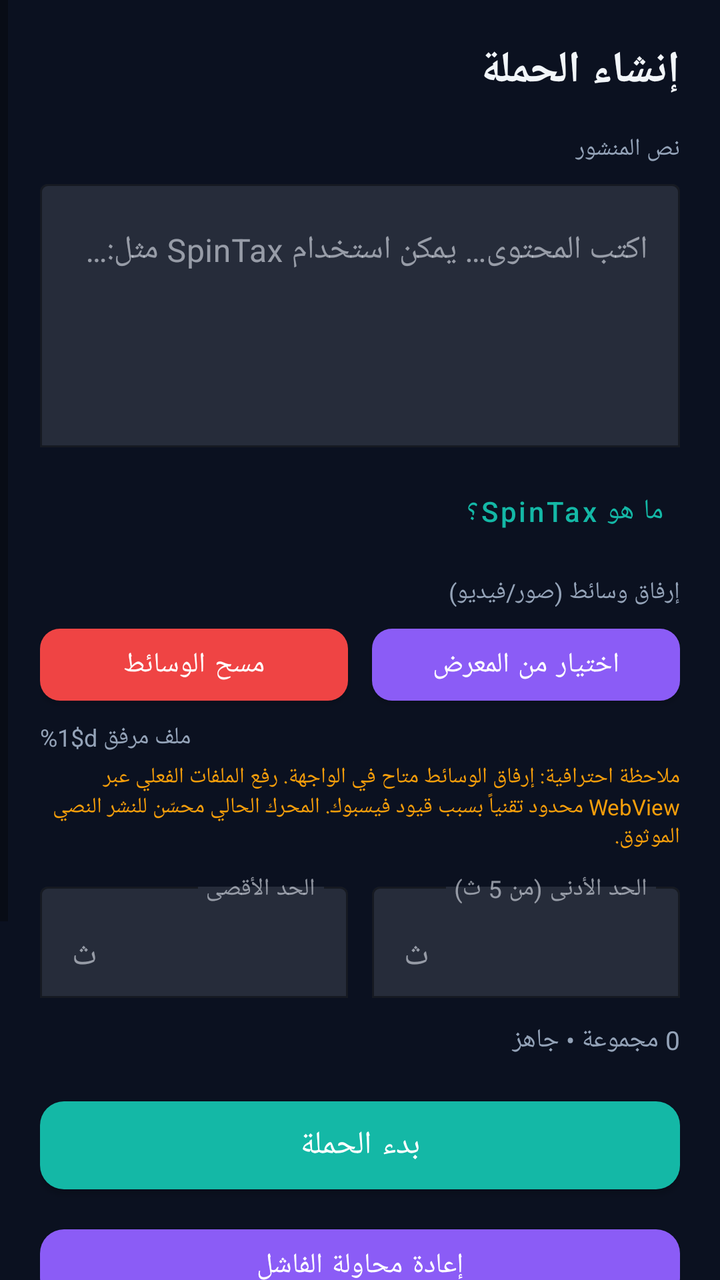
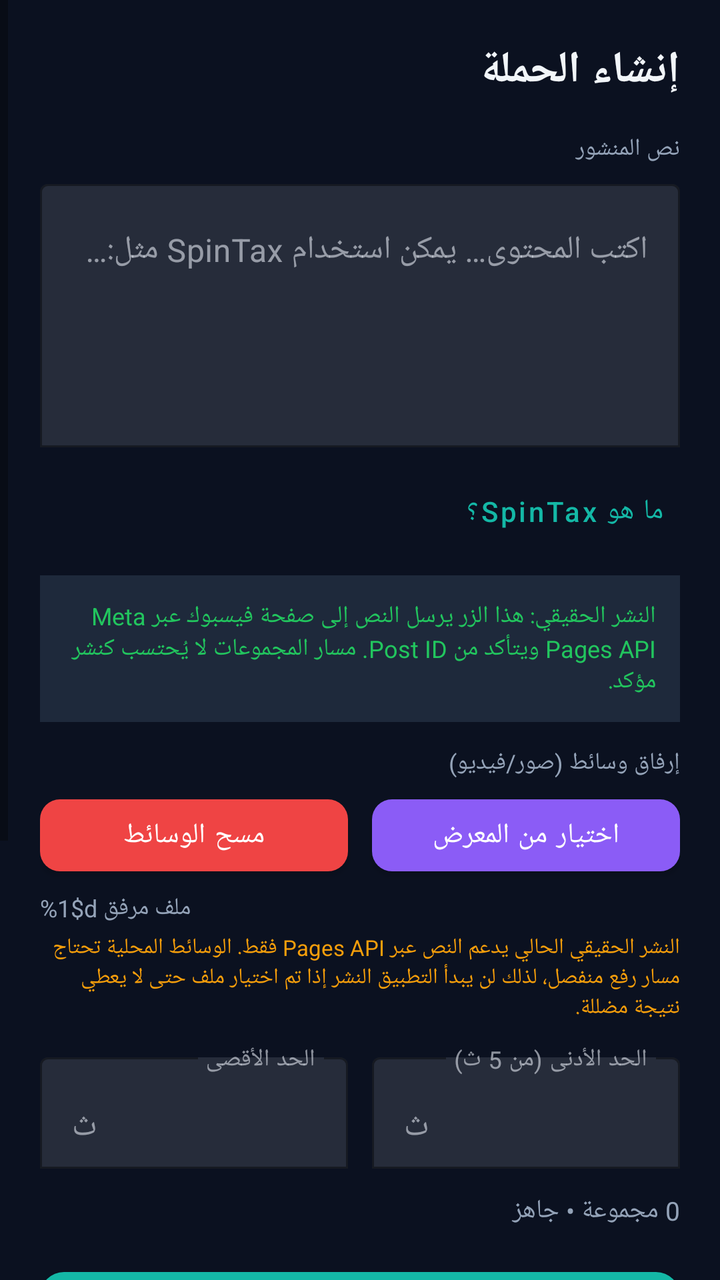

Compare the two renders of this Android layout. The source of the first and the diff that turns it into the second are given below.
<!-- AndroidManifest.xml: application theme Theme.FBPublisherX -->
<!-- res/layout/fragment_campaign.xml -->
<?xml version="1.0" encoding="utf-8"?>
<ScrollView xmlns:android="http://schemas.android.com/apk/res/android"
    xmlns:app="http://schemas.android.com/apk/res-auto"
    android:layout_width="match_parent"
    android:layout_height="match_parent"
    android:background="@color/background"
    android:fillViewport="true"
    android:layoutDirection="rtl">

    <LinearLayout
        android:layout_width="match_parent"
        android:layout_height="wrap_content"
        android:orientation="vertical"
        android:padding="20dp">

        <TextView
            android:layout_width="match_parent"
            android:layout_height="wrap_content"
            android:text="@string/campaign_title"
            android:textColor="@color/on_background"
            android:textSize="22sp"
            android:textStyle="bold"
            android:layout_marginBottom="16dp" />

        <TextView
            android:layout_width="match_parent"
            android:layout_height="wrap_content"
            android:text="@string/post_text_label"
            android:textColor="@color/text_secondary"
            android:textSize="12sp" />
        <com.google.android.material.textfield.TextInputLayout
            android:layout_width="match_parent"
            android:layout_height="wrap_content"
            android:layout_marginTop="4dp"
            android:layout_marginBottom="8dp"
            app:boxBackgroundMode="outline"
            app:boxStrokeColor="@color/primary">
            <com.google.android.material.textfield.TextInputEditText
                android:id="@+id/inputPostText"
                android:layout_width="match_parent"
                android:layout_height="wrap_content"
                android:hint="@string/hint_post_text"
                android:textColor="@color/on_surface"
                android:inputType="textMultiLine"
                android:minLines="5"
                android:gravity="start|top" />
        </com.google.android.material.textfield.TextInputLayout>

        <com.google.android.material.button.MaterialButton
            android:id="@+id/btnSpintaxInfo"
            style="@style/Widget.MaterialComponents.Button.TextButton"
            android:layout_width="wrap_content"
            android:layout_height="wrap_content"
            android:text="@string/btn_spintax_info"
            android:textAllCaps="false"
            android:layout_marginBottom="8dp" />

        <TextView
            android:id="@+id/spintaxHelp"
            android:layout_width="match_parent"
            android:layout_height="wrap_content"
            android:text="@string/spintax_help"
            android:textColor="@color/text_secondary"
            android:textSize="12sp"
            android:visibility="gone"
            android:background="@color/surface"
            android:padding="10dp"
            android:layout_marginBottom="12dp" />

        <TextView
            android:layout_width="match_parent"
            android:layout_height="wrap_content"
            android:text="@string/media_label"
            android:textColor="@color/text_secondary"
            android:textSize="12sp" />

        <LinearLayout
            android:layout_width="match_parent"
            android:layout_height="wrap_content"
            android:orientation="horizontal"
            android:layout_marginTop="4dp"
            android:layout_marginBottom="4dp">
            <com.google.android.material.button.MaterialButton
                android:id="@+id/btnPickMedia"
                android:layout_width="0dp"
                android:layout_height="48dp"
                android:layout_weight="1"
                android:text="@string/btn_pick_media"
                android:textAllCaps="false"
                android:layout_marginEnd="6dp"
                app:cornerRadius="10dp"
                app:backgroundTint="@color/secondary" />
            <com.google.android.material.button.MaterialButton
                android:id="@+id/btnClearMedia"
                android:layout_width="0dp"
                android:layout_height="48dp"
                android:layout_weight="1"
                android:text="@string/btn_clear_media"
                android:textAllCaps="false"
                android:layout_marginStart="6dp"
                app:cornerRadius="10dp"
                app:backgroundTint="@color/error" />
        </LinearLayout>

        <TextView
            android:id="@+id/mediaCountText"
            android:layout_width="match_parent"
            android:layout_height="wrap_content"
            android:text="@string/media_count"
            android:textColor="@color/text_secondary"
            android:textSize="12sp"
            android:layout_marginBottom="4dp" />

        <TextView
            android:layout_width="match_parent"
            android:layout_height="wrap_content"
            android:text="@string/media_note"
            android:textColor="@color/warning"
            android:textSize="11sp"
            android:layout_marginBottom="12dp" />

        <LinearLayout
            android:layout_width="match_parent"
            android:layout_height="wrap_content"
            android:orientation="horizontal"
            android:layout_marginBottom="12dp">
            <com.google.android.material.textfield.TextInputLayout
                android:layout_width="0dp"
                android:layout_height="wrap_content"
                android:layout_weight="1"
                android:layout_marginEnd="6dp"
                app:boxBackgroundMode="outline"
                app:boxStrokeColor="@color/primary"
                app:suffixText="ث">
                <com.google.android.material.textfield.TextInputEditText
                    android:id="@+id/inputMinDelay"
                    android:layout_width="match_parent"
                    android:layout_height="wrap_content"
                    android:hint="@string/hint_min_delay"
                    android:text="5"
                    android:textColor="@color/on_surface"
                    android:inputType="number"
                    android:gravity="start" />
            </com.google.android.material.textfield.TextInputLayout>
            <com.google.android.material.textfield.TextInputLayout
                android:layout_width="0dp"
                android:layout_height="wrap_content"
                android:layout_weight="1"
                android:layout_marginStart="6dp"
                app:boxBackgroundMode="outline"
                app:boxStrokeColor="@color/primary"
                app:suffixText="ث">
                <com.google.android.material.textfield.TextInputEditText
                    android:id="@+id/inputMaxDelay"
                    android:layout_width="match_parent"
                    android:layout_height="wrap_content"
                    android:hint="@string/hint_max_delay"
                    android:text="10"
                    android:textColor="@color/on_surface"
                    android:inputType="number"
                    android:gravity="start" />
            </com.google.android.material.textfield.TextInputLayout>
        </LinearLayout>

        <TextView
            android:id="@+id/campaignInfo"
            android:layout_width="match_parent"
            android:layout_height="wrap_content"
            android:text="0 مجموعة • جاهز"
            android:textColor="@color/text_secondary"
            android:textSize="13sp"
            android:layout_marginBottom="16dp" />

        <com.google.android.material.button.MaterialButton
            android:id="@+id/btnStartCampaign"
            android:layout_width="match_parent"
            android:layout_height="56dp"
            android:text="@string/btn_start"
            android:textAllCaps="false"
            android:textSize="16sp"
            app:cornerRadius="12dp"
            app:backgroundTint="@color/primary" />

        <com.google.android.material.button.MaterialButton
            android:id="@+id/btnStopCampaign"
            android:layout_width="match_parent"
            android:layout_height="48dp"
            android:text="@string/btn_stop"
            android:textAllCaps="false"
            android:layout_marginTop="8dp"
            android:visibility="gone"
            app:cornerRadius="12dp"
            app:backgroundTint="@color/error" />

        <com.google.android.material.button.MaterialButton
            android:id="@+id/btnRetryFailed"
            android:layout_width="match_parent"
            android:layout_height="48dp"
            android:text="@string/btn_retry_failed"
            android:textAllCaps="false"
            android:layout_marginTop="8dp"
            app:cornerRadius="12dp"
            app:backgroundTint="@color/secondary" />

        <TextView
            android:layout_width="match_parent"
            android:layout_height="wrap_content"
            android:text="@string/campaign_log"
            android:textColor="@color/on_surface"
            android:textSize="15sp"
            android:textStyle="bold"
            android:layout_marginTop="24dp"
            android:layout_marginBottom="8dp" />

        <TextView
            android:id="@+id/campaignLog"
            android:layout_width="match_parent"
            android:layout_height="wrap_content"
            android:text="@string/waiting"
            android:textColor="@color/text_secondary"
            android:textSize="12sp"
            android:fontFamily="monospace"
            android:background="@color/surface"
            android:padding="12dp"
            android:minHeight="160dp"
            android:gravity="start" />

    </LinearLayout>
</ScrollView>
<!-- resources referenced by this layout -->
<resources>
  <color name="background">#0B1120</color>
  <color name="error">#EF4444</color>
  <color name="on_background">#F1F5F9</color>
  <color name="on_surface">#E2E8F0</color>
  <color name="primary">#14B8A6</color>
  <color name="secondary">#8B5CF6</color>
  <color name="surface">#1E293B</color>
  <color name="text_secondary">#94A3B8</color>
  <color name="warning">#F59E0B</color>
  <string name="btn_clear_media">مسح الوسائط</string>
  <string name="btn_pick_media">اختيار من المعرض</string>
  <string name="btn_retry_failed">إعادة محاولة الفاشل</string>
  <string name="btn_spintax_info">ما هو SpinTax؟</string>
  <string name="btn_start">بدء الحملة</string>
  <string name="btn_stop">إيقاف الحملة</string>
  <string name="campaign_log">سجل الحملة</string>
  <string name="campaign_title">إنشاء الحملة</string>
  <string name="hint_max_delay">الحد الأقصى</string>
  <string name="hint_min_delay">الحد الأدنى (من 5 ث)</string>
  <string name="hint_post_text">اكتب المحتوى… يمكن استخدام SpinTax مثل: {أهلاً|مرحباً|السلام عليكم}</string>
  <string name="media_count">%1$d ملف مرفق</string>
  <string name="media_label">إرفاق وسائط (صور/فيديو)</string>
  <string name="media_note">ملاحظة احترافية: إرفاق الوسائط متاح في الواجهة. رفع الملفات الفعلي عبر WebView محدود تقنياً بسبب قيود فيسبوك. المحرك الحالي محسّن للنشر النصي الموثوق.</string>
  <string name="post_text_label">نص المنشور</string>
  <string name="spintax_help">تنويع النصوص (SpinTax): ضع الخيارات بين أقواس مع فاصل | مثل {خيار1|خيار2|خيار3}. يتم توليد نسخة فريدة لكل مجموعة تلقائياً.</string>
  <string name="waiting">في الانتظار…</string>
  <style name="Theme.FBPublisherX" parent="Theme.MaterialComponents.DayNight.NoActionBar">
          <item name="colorPrimary">@color/primary</item>
          <item name="colorPrimaryVariant">@color/primary_variant</item>
          <item name="colorOnPrimary">@color/on_primary</item>
          <item name="colorSecondary">@color/secondary</item>
          <item name="android:statusBarColor">@color/background</item>
          <item name="android:navigationBarColor">@color/surface</item>
          <item name="android:windowBackground">@color/background</item>
          <item name="android:windowLightStatusBar">false</item>
          <item name="colorSurface">@color/surface</item>
          <item name="colorOnSurface">@color/on_surface</item>
      </style>
  <color name="primary_variant">#0F766E</color>
  <color name="on_primary">#FFFFFF</color>
</resources>

<!-- the commit's change to res/layout/fragment_campaign.xml (unified diff, before → after) -->
@@ -65,6 +65,16 @@
             android:visibility="gone"
             android:background="@color/surface"
             android:padding="10dp"
+            android:layout_marginBottom="12dp" />
+
+        <TextView
+            android:layout_width="match_parent"
+            android:layout_height="wrap_content"
+            android:text="@string/real_publish_banner"
+            android:textColor="@color/success"
+            android:textSize="12sp"
+            android:background="@color/surface"
+            android:padding="12dp"
             android:layout_marginBottom="12dp" />
 
         <TextView
<!-- resource entries referenced after the edit -->
@@ -6,6 +6,7 @@
   <color name="on_surface">#E2E8F0</color>
   <color name="primary">#14B8A6</color>
   <color name="secondary">#8B5CF6</color>
+  <color name="success">#22C55E</color>
   <color name="surface">#1E293B</color>
   <color name="text_secondary">#94A3B8</color>
   <color name="warning">#F59E0B</color>
@@ -13,7 +14,7 @@
   <string name="btn_pick_media">اختيار من المعرض</string>
   <string name="btn_retry_failed">إعادة محاولة الفاشل</string>
   <string name="btn_spintax_info">ما هو SpinTax؟</string>
-  <string name="btn_start">بدء الحملة</string>
+  <string name="btn_start">نشر فعلي على الصفحة</string>
   <string name="btn_stop">إيقاف الحملة</string>
   <string name="campaign_log">سجل الحملة</string>
   <string name="campaign_title">إنشاء الحملة</string>
@@ -22,8 +23,9 @@
   <string name="hint_post_text">اكتب المحتوى… يمكن استخدام SpinTax مثل: {أهلاً|مرحباً|السلام عليكم}</string>
   <string name="media_count">%1$d ملف مرفق</string>
   <string name="media_label">إرفاق وسائط (صور/فيديو)</string>
-  <string name="media_note">ملاحظة احترافية: إرفاق الوسائط متاح في الواجهة. رفع الملفات الفعلي عبر WebView محدود تقنياً بسبب قيود فيسبوك. المحرك الحالي محسّن للنشر النصي الموثوق.</string>
+  <string name="media_note">النشر الحقيقي الحالي يدعم النص عبر Pages API فقط. الوسائط المحلية تحتاج مسار رفع منفصل، لذلك لن يبدأ التطبيق النشر إذا تم اختيار ملف حتى لا يعطي نتيجة مضللة.</string>
   <string name="post_text_label">نص المنشور</string>
+  <string name="real_publish_banner">النشر الحقيقي: هذا الزر يرسل النص إلى صفحة فيسبوك عبر Meta Pages API ويتأكد من Post ID. مسار المجموعات لا يُحتسب كنشر مؤكد.</string>
   <string name="spintax_help">تنويع النصوص (SpinTax): ضع الخيارات بين أقواس مع فاصل | مثل {خيار1|خيار2|خيار3}. يتم توليد نسخة فريدة لكل مجموعة تلقائياً.</string>
   <string name="waiting">في الانتظار…</string>
   <style name="Theme.FBPublisherX" parent="Theme.MaterialComponents.DayNight.NoActionBar">
